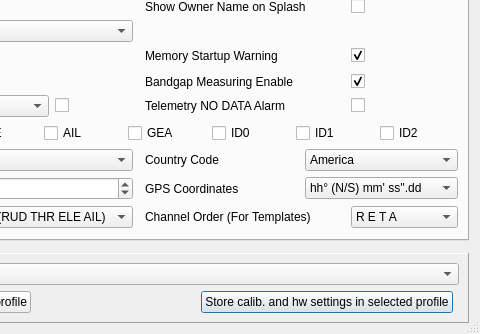
The window that src/generaledit.ui (roberto1903/companion9x) describes before a commit, drawn with Qt 5; both pictures show x 230 to 710 and y 439 to 773 of the 710 by 773 pixel window.
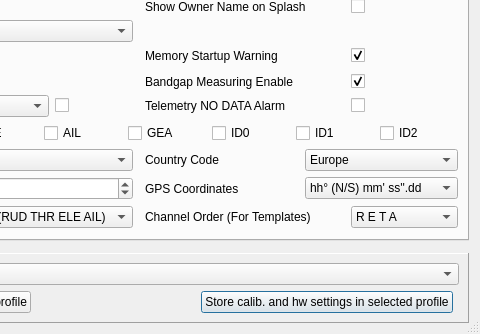
The same window after the commit. Icons and pictures are not drawn.

Commit message: Fix taranis country code order

What changed in the file:
```diff
--- a/src/generaledit.ui
+++ b/src/generaledit.ui
@@ -1390,11 +1390,6 @@
          </item>
          <item>
           <widget class="QComboBox" name="countrycode_CB">
-           <item>
-            <property name="text">
-             <string>America</string>
-            </property>
-           </item>
            <item>
             <property name="text">
              <string>Europe</string>
```
Left out of the diff: 5 changed lines with no effect on the pictures.
